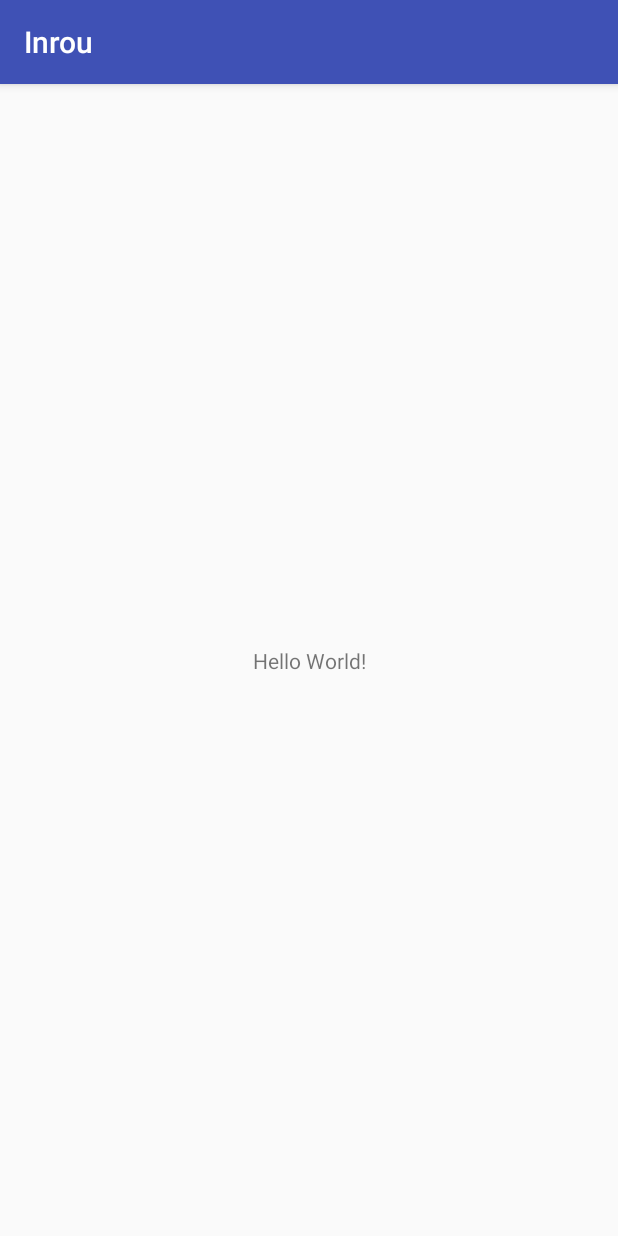
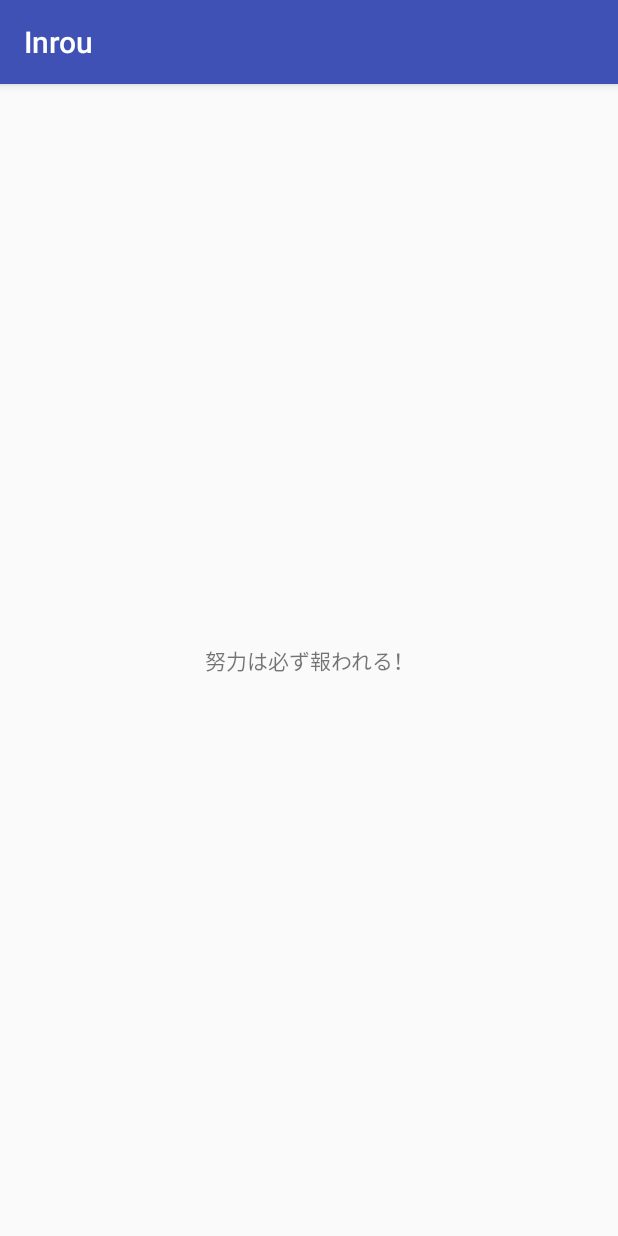
Before and after one commit to kazutarosu/Inrou, an Android app: the screen it shows after launch (MainActivity), on a phone screen of 412 x 824 dp. Run offline under Robolectric (Android 15) with nearby library versions, the phone set to English and light mode, and no system bars.

Commit message:
message_textを座右の銘に変更

```diff
--- a/app/src/main/res/values/strings.xml
+++ b/app/src/main/res/values/strings.xml
@@ -1,4 +1,4 @@
 <resources>
     <string name="app_name">Inrou</string>
-    <string name="message_text">Hello World!</string>
+    <string name="message_text">努力は必ず報われる！</string>
 </resources>
```
